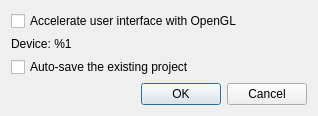
First picture: the form in ui/SettingsDialog.ui, repository 4lex4/scantailor-advanced, before the edit.
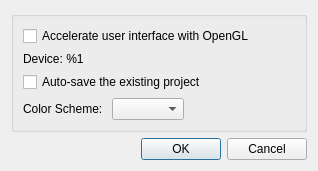
Second picture: the form after the edit.

Commit message: ~ Light scheme added ~ Other color theme and UI fixes

```diff
--- a/ui/SettingsDialog.ui
+++ b/ui/SettingsDialog.ui
@@ -7,7 +7,7 @@
     <x>0</x>
     <y>0</y>
     <width>318</width>
-    <height>112</height>
+    <height>160</height>
    </rect>
   </property>
   <property name="windowTitle">
@@ -15,6 +15,12 @@
   </property>
   <layout class="QVBoxLayout" name="verticalLayout">
    <item>
+    <widget class="QGroupBox" name="groupBox">
+     <property name="title">
+      <string/>
+     </property>
+     <layout class="QVBoxLayout" name="verticalLayout_2">
+      <item>
     <widget class="QCheckBox" name="enableOpenglCb">
      <property name="text">
       <string>Accelerate user interface with OpenGL</string>
@@ -33,6 +39,39 @@
      <property name="text">
       <string>Auto-save the existing project</string>
      </property>
+       </widget>
+      </item>
+      <item>
+       <layout class="QHBoxLayout" name="horizontalLayout">
+        <item>
+         <widget class="QLabel" name="colorSchemeLabel">
+          <property name="text">
+           <string>Color Scheme: </string>
+          </property>
+         </widget>
+        </item>
+        <item>
+         <widget class="QComboBox" name="colorSchemeBox"/>
+        </item>
+        <item>
+         <spacer name="horizontalSpacer">
+          <property name="orientation">
+           <enum>Qt::Horizontal</enum>
+          </property>
+          <property name="sizeHint" stdset="0">
+           <size>
+            <width>40</width>
+            <height>20</height>
+           </size>
+          </property>
+         </spacer>
+        </item>
+       </layout>
+      </item>
+     </layout>
+     <zorder>enableOpenglCb</zorder>
+     <zorder>AutoSaveProject</zorder>
+     <zorder>openglDeviceLabel</zorder>
     </widget>
    </item>
    <item>
```
Lines whose indentation alone changed are shown as unchanged. The commit also changes 65 other files.
